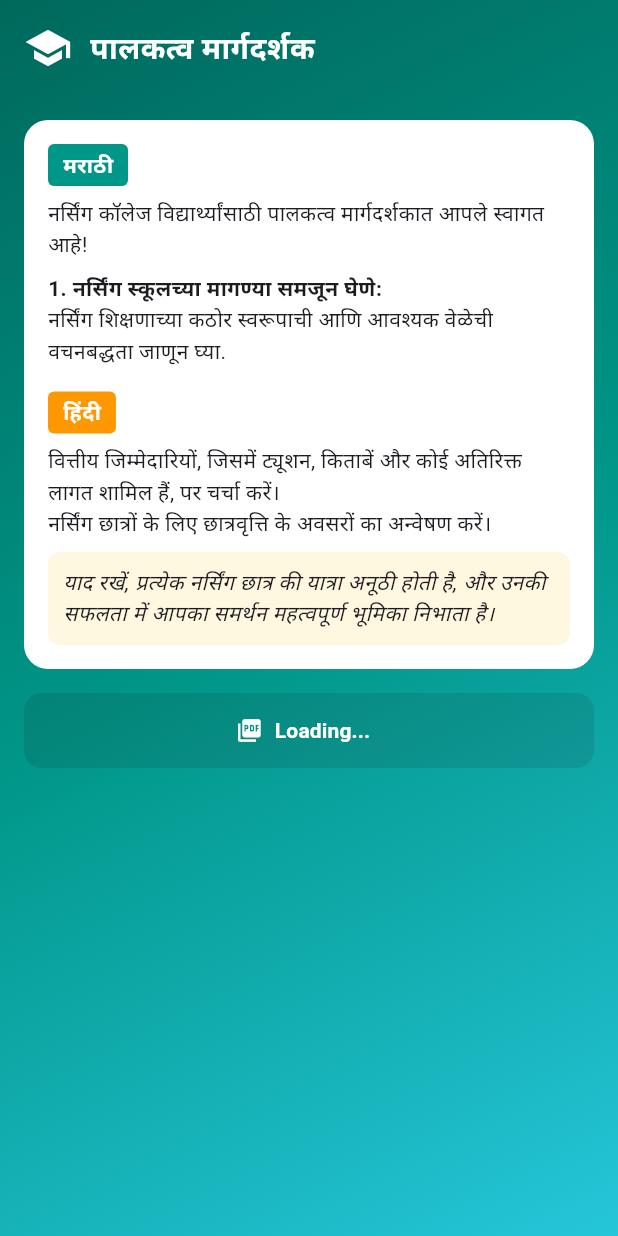
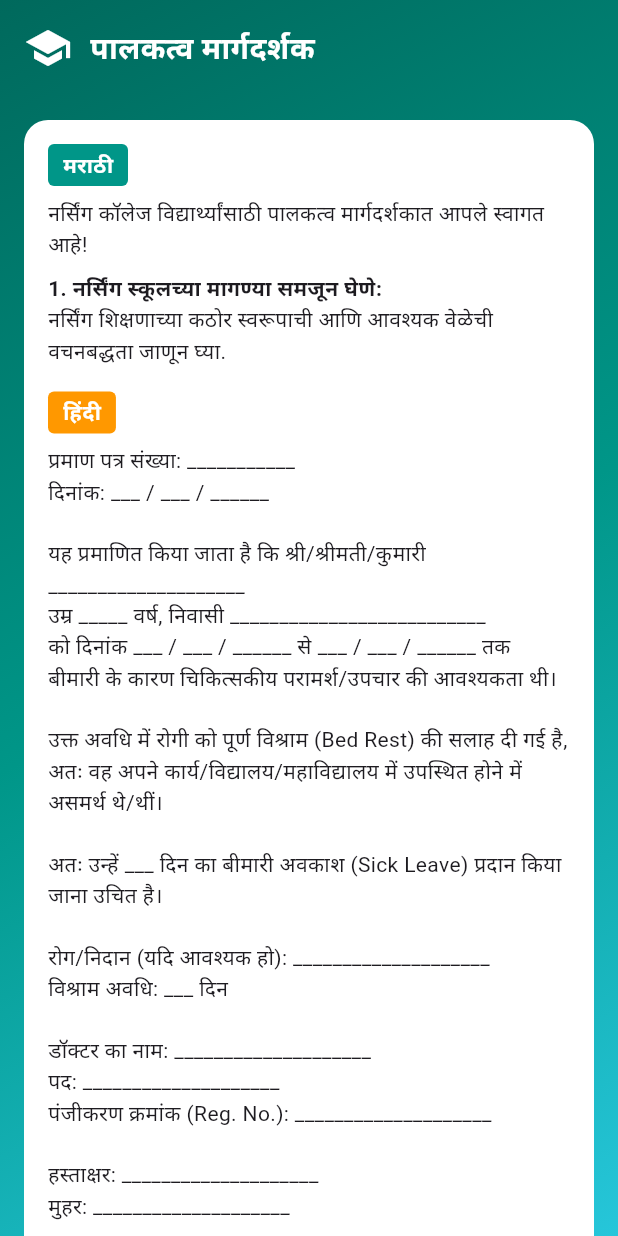
Before and after one commit to sysunny/pdf_gene_1, a Flutter app: the screen it shows after launch, on a phone screen of 412 x 824 dp. Run offline on Flutter 3.47's test engine with Material 2 defaults, Android fonts, the phone set to English and light mode, and no system bars; our stand-ins replace pdf, printing.

Commit message:
add new content

```diff
--- a/lib/app_constants.dart
+++ b/lib/app_constants.dart
@@ -8,12 +8,12 @@ class AppConstants {
   };
 
   // Hindi Content
-  static const Map<String, String> hindiContent = {
-    'title': 'पालकत्व मार्गदर्शक',
-    'section5_content1': 'वित्तीय जिम्मेदारियों, जिसमें ट्यूशन, किताबें और कोई अतिरिक्त लागत शामिल हैं, पर चर्चा करें।',
-    'section5_content2': 'नर्सिंग छात्रों के लिए छात्रवृत्ति के अवसरों का अन्वेषण करें।',
-    'conclusion': 'याद रखें, प्रत्येक नर्सिंग छात्र की यात्रा अनूठी होती है, और उनकी सफलता में आपका समर्थन महत्वपूर्ण भूमिका निभाता है।',
-  };
+  // static const Map<String, String> hindiContent = {
+  //   'title': 'पालकत्व मार्गदर्शक',
+  //   'section5_content1': 'वित्तीय जिम्मेदारियों, जिसमें ट्यूशन, किताबें और कोई अतिरिक्त लागत शामिल हैं, पर चर्चा करें।',
+  //   'section5_content2': 'नर्सिंग छात्रों के लिए छात्रवृत्ति के अवसरों का अन्वेषण करें।',
+  //   'conclusion': 'याद रखें, प्रत्येक नर्सिंग छात्र की यात्रा अनूठी होती है, और उनकी सफलता में आपका समर्थन महत्वपूर्ण भूमिका निभाता है।',
+  // };
 
   // Combined languages for multi-language support
   static const Map<String, String> languages = {
@@ -29,10 +29,42 @@ class AppConstants {
 
 
 
-   static const Map<String, String> hindiContent = {
-    'title': 'पालकत्व मार्गदर्शक',
-    'section5_content1': 'वित्तीय जिम्मेदारियों, जिसमें ट्यूशन, किताबें और कोई अतिरिक्त लागत शामिल हैं, पर चर्चा करें।',
-    'section5_content2': 'नर्सिंग छात्रों के लिए छात्रवृत्ति के अवसरों का अन्वेषण करें।',
-    'conclusion': 'याद रखें, प्रत्येक नर्सिंग छात्र की यात्रा अनूठी होती है, और उनकी सफलता में आपका समर्थन महत्वपूर्ण भूमिका निभाता है।',
-  };
+
+static const Map<String, String> hindiContent = {
+  'title': 'पालकत्व मार्गदर्शक',
+
+  'section5_content1': '''
+प्रमाण पत्र संख्या: ___________
+दिनांक: ___ / ___ / ______
+
+यह प्रमाणित किया जाता है कि श्री/श्रीमती/कुमारी ____________________
+उम्र _____ वर्ष, निवासी __________________________
+को दिनांक ___ / ___ / ______ से ___ / ___ / ______ तक
+बीमारी के कारण चिकित्सकीय परामर्श/उपचार की आवश्यकता थी।
+
+उक्त अवधि में रोगी को पूर्ण विश्राम (Bed Rest) की सलाह दी गई है,
+अतः वह अपने कार्य/विद्यालय/महाविद्यालय में उपस्थित होने में
+असमर्थ थे/थीं।
+
+अतः उन्हें ___ दिन का बीमारी अवकाश (Sick Leave) प्रदान किया जाना उचित है।
+
+रोग/निदान (यदि आवश्यक हो): ____________________
+विश्राम अवधि: ___ दिन
+
+डॉक्टर का नाम: ____________________
+पद: ____________________
+पंजीकरण क्रमांक (Reg. No.): ____________________
+
+हस्ताक्षर: ____________________
+मुहर: ____________________
+''',
+
+  'section5_content2':
+      'नर्सिंग छात्रों के लिए छात्रवृत्ति के अवसरों का अन्वेषण करें।',
+
+  'conclusion':
+      'याद रखें, प्रत्येक नर्सिंग छात्र की यात्रा अनूठी होती है, और उनकी सफलता में आपका समर्थन महत्वपूर्ण भूमिका निभाता है।',
+};
+
+
 }
```
